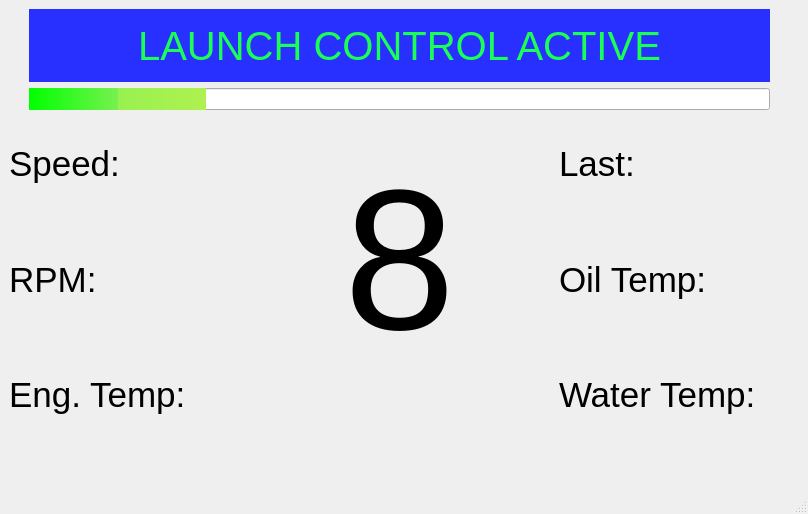
Before: the Qt Designer form Dash/mainwindow.ui in sufst/dash-GUI, drawn with Qt 5.
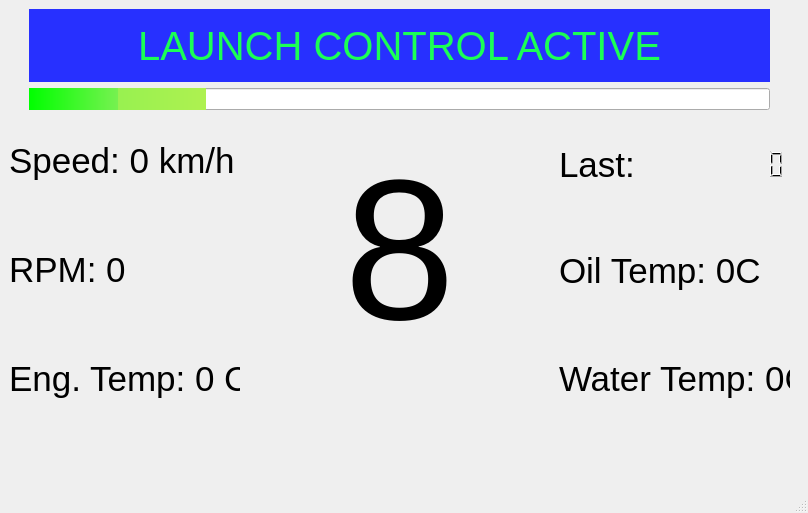
After: the same form once the commit is applied.

Commit message: lap timer added (see stopwatch class)

```diff
--- a/Dash/mainwindow.ui
+++ b/Dash/mainwindow.ui
@@ -7,7 +7,7 @@
     <x>0</x>
     <y>0</y>
     <width>808</width>
-    <height>514</height>
+    <height>513</height>
    </rect>
   </property>
   <property name="windowTitle">
@@ -33,7 +33,7 @@
           <x>0</x>
           <y>100</y>
           <width>231</width>
-          <height>341</height>
+          <height>321</height>
          </rect>
         </property>
         <layout class="QVBoxLayout" name="verticalLayout">
@@ -46,7 +46,7 @@
             </font>
            </property>
            <property name="text">
-            <string>Speed:</string>
+            <string>Speed: 0 km/h</string>
            </property>
           </widget>
          </item>
@@ -59,7 +59,7 @@
             </font>
            </property>
            <property name="text">
-            <string>RPM: </string>
+            <string>RPM: 0</string>
            </property>
           </widget>
          </item>
@@ -75,7 +75,7 @@
             <string notr="true"/>
            </property>
            <property name="text">
-            <string>Eng. Temp: </string>
+            <string>Eng. Temp: 0 C</string>
            </property>
           </widget>
          </item>
@@ -85,25 +85,12 @@
         <property name="geometry">
          <rect>
           <x>550</x>
-          <y>100</y>
+          <y>210</y>
           <width>231</width>
-          <height>341</height>
+          <height>211</height>
          </rect>
         </property>
         <layout class="QVBoxLayout" name="verticalLayout_2">
-         <item>
-          <widget class="QLabel" name="lastLabel">
-           <property name="font">
-            <font>
-             <family>Arial</family>
-             <pointsize>26</pointsize>
-            </font>
-           </property>
-           <property name="text">
-            <string>Last: </string>
-           </property>
-          </widget>
-         </item>
          <item>
           <widget class="QLabel" name="oilTempLabel">
            <property name="font">
@@ -113,7 +100,7 @@
             </font>
            </property>
            <property name="text">
-            <string>Oil Temp:</string>
+            <string>Oil Temp: 0C</string>
            </property>
           </widget>
          </item>
@@ -126,7 +113,7 @@
             </font>
            </property>
            <property name="text">
-            <string>Water Temp: </string>
+            <string>Water Temp: 0C</string>
            </property>
           </widget>
          </item>
@@ -183,7 +170,7 @@
           <x>230</x>
           <y>100</y>
           <width>321</width>
-          <height>301</height>
+          <height>281</height>
          </rect>
         </property>
         <layout class="QGridLayout" name="gridLayout">
@@ -205,6 +192,70 @@
          </item>
         </layout>
        </widget>
+       <widget class="QWidget" name="horizontalLayoutWidget">
+        <property name="geometry">
+         <rect>
+          <x>550</x>
+          <y>100</y>
+          <width>231</width>
+          <height>111</height>
+         </rect>
+        </property>
+        <layout class="QHBoxLayout" name="horizontalLayout">
+         <item alignment="Qt::AlignLeft">
+          <widget class="QLabel" name="lastLabel">
+           <property name="font">
+            <font>
+             <family>Arial</family>
+             <pointsize>26</pointsize>
+            </font>
+           </property>
+           <property name="text">
+            <string>Last: </string>
+           </property>
+          </widget>
+         </item>
+         <item>
+          <widget class="QLCDNumber" name="lcdNumber">
+           <property name="enabled">
+            <bool>true</bool>
+           </property>
+           <property name="sizePolicy">
+            <sizepolicy hsizetype="MinimumExpanding" vsizetype="Minimum">
+             <horstretch>0</horstretch>
+             <verstretch>0</verstretch>
+            </sizepolicy>
+           </property>
+           <property name="font">
+            <font>
+             <pointsize>13</pointsize>
+            </font>
+           </property>
+           <property name="layoutDirection">
+            <enum>Qt::LeftToRight</enum>
+           </property>
+           <property name="inputMethodHints">
+            <set>Qt::ImhNone</set>
+           </property>
+           <property name="frameShape">
+            <enum>QFrame::NoFrame</enum>
+           </property>
+           <property name="smallDecimalPoint">
+            <bool>false</bool>
+           </property>
+           <property name="digitCount">
+            <number>9</number>
+           </property>
+           <property name="value" stdset="0">
+            <double>0.000000000000000</double>
+           </property>
+           <property name="intValue" stdset="0">
+            <number>0</number>
+           </property>
+          </widget>
+         </item>
+        </layout>
+       </widget>
       </widget>
       <widget class="QWidget" name="detailPage">
        <widget class="QWidget" name="verticalLayoutWidget_4">
```
The commit also changes 9 other files.
